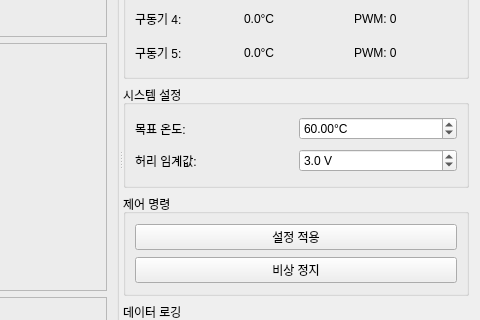
Qt form src/wearable_robot_rqt_plugins/resource/waist_control.ui (dongsus41/WR_ws) before a commit; both pictures show x 624 to 1104 and y 252 to 572 of the 1104 by 821 pixel window.
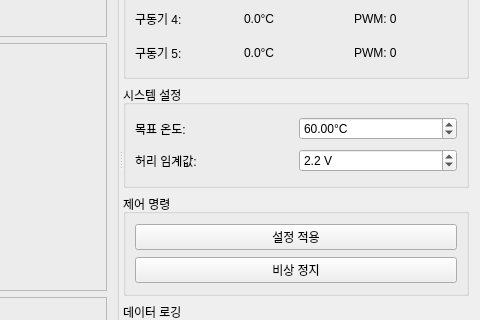
The same form after that commit.

What changed in the file:
```diff
--- a/src/wearable_robot_rqt_plugins/resource/waist_control.ui
+++ b/src/wearable_robot_rqt_plugins/resource/waist_control.ui
@@ -258,7 +258,7 @@
              <double>0.100000000000000</double>
             </property>
             <property name="value">
-             <double>3.000000000000000</double>
+             <double>2.200000000000000</double>
             </property>
            </widget>
           </item>
```
